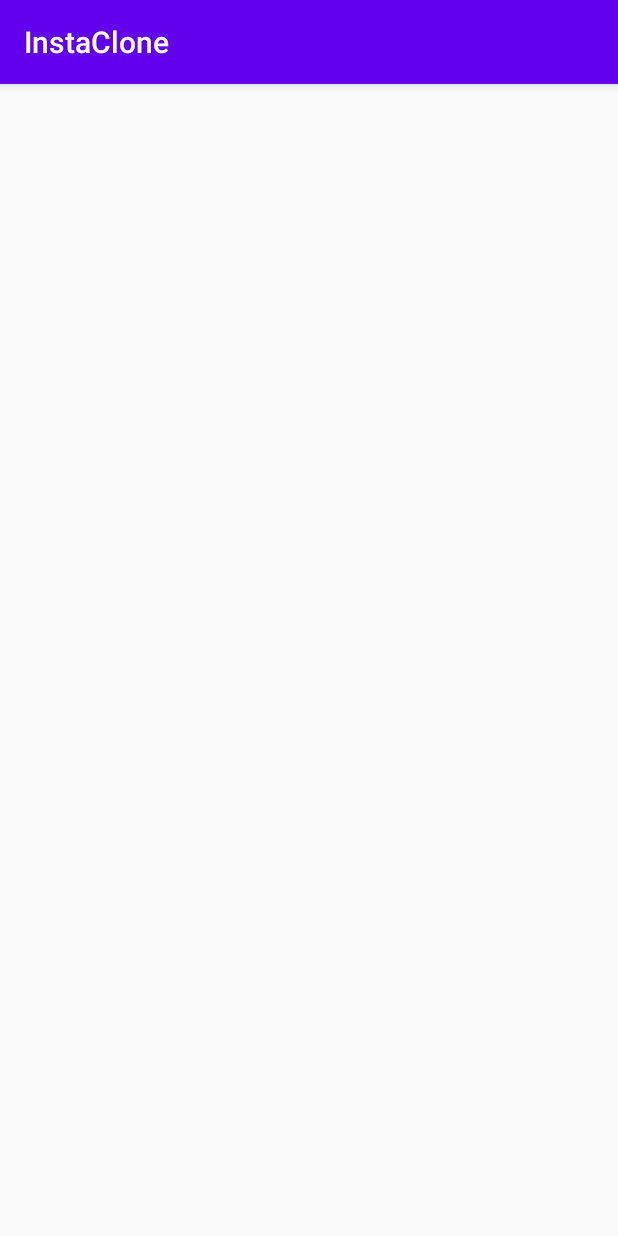
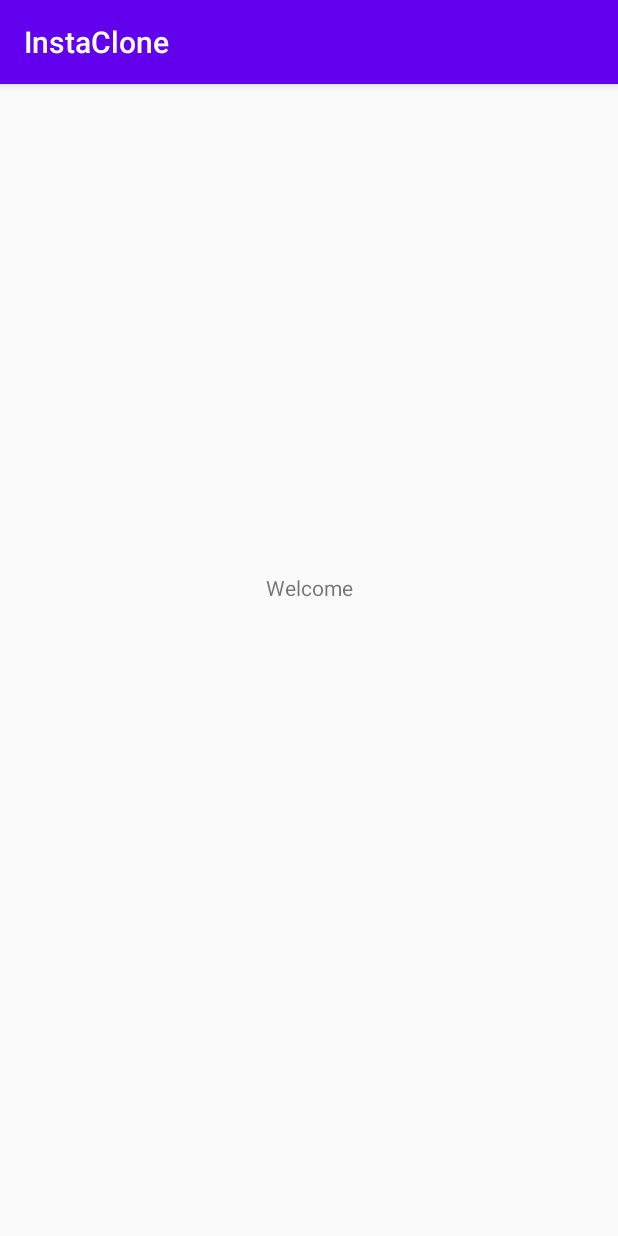
Before and after one commit to Nenva/InstaClone, an Android app: the WelcomeActivity screen opened directly, with no data from a screen before it, on a phone screen of 412 x 824 dp. Run offline under Robolectric (Android 15) with nearby library versions, the phone set to English and light mode, and no system bars.

```diff
--- a/app/src/main/java/com/example/instaclone/WelcomeActivity.java
+++ b/app/src/main/java/com/example/instaclone/WelcomeActivity.java
@@ -3,12 +3,17 @@ package com.example.instaclone;
 import androidx.appcompat.app.AppCompatActivity;
 
 import android.os.Bundle;
+import android.widget.TextView;
 
 public class WelcomeActivity extends AppCompatActivity {
+
+    private TextView textWelcome;
 
     @Override
     protected void onCreate(Bundle savedInstanceState) {
         super.onCreate(savedInstanceState);
         setContentView(R.layout.activity_welcome);
+
+        textWelcome = findViewById(R.id.textWelcome);
     }
 }
--- a/app/src/main/res/layout/activity_welcome.xml
+++ b/app/src/main/res/layout/activity_welcome.xml
@@ -7,4 +7,15 @@
     android:layout_height="match_parent"
     tools:context=".WelcomeActivity">
 
+    <TextView
+        android:id="@+id/textWelcome"
+        android:layout_width="wrap_content"
+        android:layout_height="wrap_content"
+        android:layout_marginStart="176dp"
+        android:layout_marginTop="326dp"
+        android:layout_marginEnd="176dp"
+        android:text="Welcome"
+        app:layout_constraintEnd_toEndOf="parent"
+        app:layout_constraintStart_toStartOf="parent"
+        app:layout_constraintTop_toTopOf="parent" />
 </androidx.constraintlayout.widget.ConstraintLayout>
```
